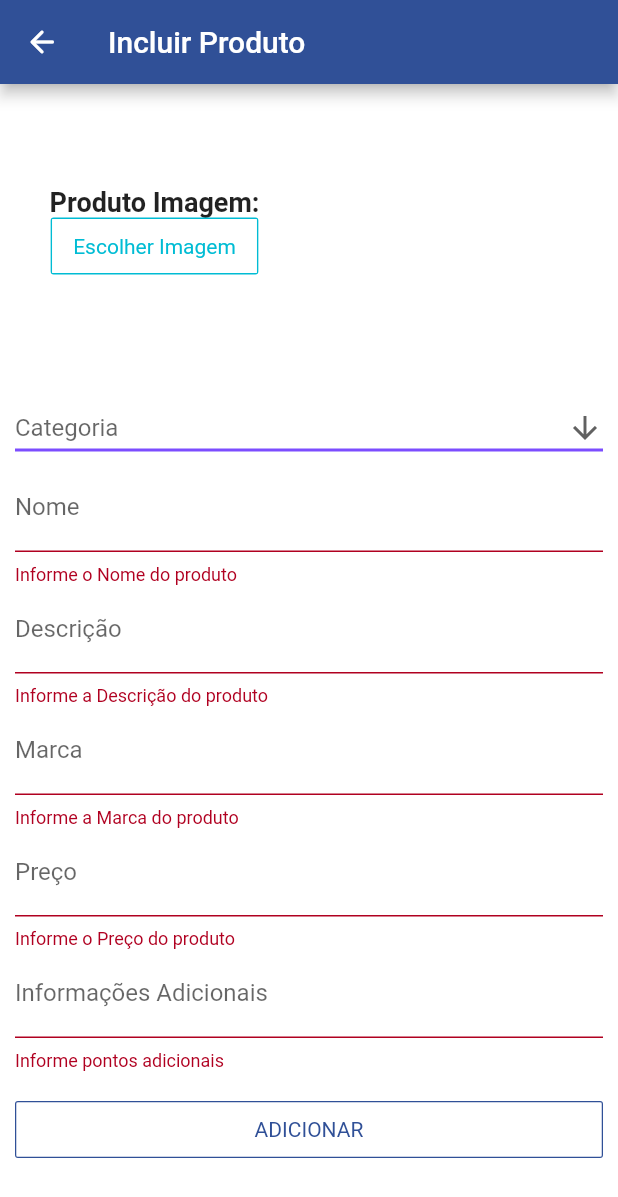
After one commit to Lucas-Alf/open-market, a Flutter app: the ProdutoIncluir screen opened directly, after a tap on "ADICIONAR", on a phone screen of 412 x 824 dp. The commit adds this screen. Shown: the top 1197 px of the screen. Run offline on Flutter 3.47's test engine with Material 2 defaults, Android fonts, the phone set to English and light mode, and no system bars; our stand-ins replace brasil_fields, cached_network_image, carousel_slider, cloud_firestore, firebase_auth, firebase_core and 4 more; accounts and stored records are empty; network calls fail; Roboto replaces fonts that are missing (Lalezar).

Commit message:
+- Incluir Produto

```diff
--- a/lib/home.dart
+++ b/lib/home.dart
@@ -1,4 +1,5 @@
 import 'package:carousel_slider/carousel_slider.dart';
+import 'package:firebase_auth/firebase_auth.dart';
 import 'package:flutter/cupertino.dart';
 import 'package:flutter/material.dart';
 import 'package:cloud_firestore/cloud_firestore.dart';
@@ -7,6 +8,7 @@ import 'package:open_market/compras.dart';
 import 'package:open_market/conta.dart';
 import 'package:open_market/globals.dart';
 import 'package:open_market/produto.dart';
+import 'package:open_market/produtoIncluir.dart';
 
 class Home extends StatefulWidget {
   _HomeState createState() => _HomeState();
@@ -18,7 +20,7 @@ class _HomeState extends State<Home> {
   final List<Widget> paginas = [
     Front(),
     //Favoritos(),
-    Compras(),
+    (FirebaseAuth.instance.currentUser.uid == "YTSjqNdMT9WGHX5NA8JHjPhbI6r1" || FirebaseAuth.instance.currentUser.uid == "VHAD0fdCYRSpS9IeIvZp3lXzpsg2") ? ProdutoIncluir() : Compras(),
     Conta(),
   ];
 
@@ -46,6 +48,12 @@ class _HomeState extends State<Home> {
             icon: Icon(Icons.favorite),
             label: "Favoritos",
           ),*/
+          (FirebaseAuth.instance.currentUser.uid == "YTSjqNdMT9WGHX5NA8JHjPhbI6r1" || FirebaseAuth.instance.currentUser.uid == "VHAD0fdCYRSpS9IeIvZp3lXzpsg2") ?
+          BottomNavigationBarItem(
+            icon: Icon(Icons.add),
+            label: "Incluir",
+          )
+              :
           BottomNavigationBarItem(
             icon: Icon(Icons.shopping_cart),
             label: "Compras",
--- /dev/null
+++ b/lib/produtoIncluir.dart
@@ -0,0 +1,271 @@
+import 'dart:io';
+import 'package:brasil_fields/brasil_fields.dart';
+import 'package:cloud_firestore/cloud_firestore.dart';
+import 'package:firebase_storage/firebase_storage.dart'; // For File Upload To Firestore
+import 'package:flutter/material.dart';
+import 'package:flutter/services.dart';
+import 'package:image_picker/image_picker.dart'; // For Image Picker
+import 'package:open_market/CustomOutlineButton.dart';
+import 'package:open_market/home.dart';
+import 'package:uuid/uuid.dart';
+
+class ProdutoIncluir extends StatefulWidget {
+  @override
+  _ProdutoIncluirState createState() => _ProdutoIncluirState();
+}
+
+class _ProdutoIncluirState extends State<ProdutoIncluir> {
+
+  File _image;
+  GlobalKey<FormState> formKey = GlobalKey<FormState>();
+  GlobalKey<ScaffoldState> scaffoldKey = GlobalKey<ScaffoldState>();
+
+  TextEditingController produtoInfoAdicional = new TextEditingController();
+  TextEditingController produtoDescricao = new TextEditingController();
+  TextEditingController produtoMarca = new TextEditingController();
+  TextEditingController produtoNome = new TextEditingController();
+  TextEditingController produtoPreco = new TextEditingController();
+  String produtoCategoria;
+
+  final List<String> categorias = [
+    "Escritorio",
+    "Moda",
+    "Smartphone",
+    "Moto",
+    "Carro",
+    "Console",
+    "Jogos"
+  ];
+
+  @override
+  Widget build(BuildContext context) {
+    return Scaffold(
+      key: scaffoldKey,
+      appBar: AppBar(
+        title: Text('Incluir Produto'),
+          leading: RawMaterialButton(
+              onPressed: () {
+                Navigator.push(
+                    context, MaterialPageRoute(builder: (context) => Home()));
+              },
+              child: Icon(
+                Icons.arrow_back_rounded,
+                size: 24,
+              ),
+              shape: CircleBorder(
+                  side: BorderSide(
+                    width: 0,
+                    style: BorderStyle.none,
+                  )))
+      ),
+      body: SingleChildScrollView(
+        padding: EdgeInsets.all(10),
+        child: Column(
+          crossAxisAlignment: CrossAxisAlignment.stretch,
+          children: <Widget>[
+            Row(children: [
+              Expanded(
+                child: Column(
+                  children: [
+                    Text('Produto Imagem:',style: TextStyle(
+                        fontSize: 18,
+                        fontWeight: FontWeight.bold)),
+                    CustomOutlineButton(
+                      text: 'Escolher Imagem',
+                      onPressed: chooseFile,
+                      color: Colors.cyan,
+                    )
+                  ],
+                )
+              ),
+              SizedBox(
+                width: 20,
+              ),
+              Expanded(
+                child: _image != null
+                    ?  Image.asset(
+                    _image.path, height: 175,
+                    )
+                    : Container(height: 175,)
+              )
+            ]),
+            SizedBox(height: 20,),
+            DropdownButton<String>(
+              isExpanded: true,
+                hint:  Text("Categoria",style:TextStyle( fontSize: 16)),
+              value: produtoCategoria,
+
+              icon: Icon(Icons.arrow_downward),
+              iconSize: 24,
+              elevation: 16,
+              style: TextStyle(color: Colors.deepPurple),
+              underline: Container(
+                height: 2,
+                color: Colors.deepPurpleAccent,
+              ),
+              onChanged: (String newValue) {
+                setState(() {
+                  produtoCategoria = newValue;
+                });
+              },
+              items: categorias
+                  .map<DropdownMenuItem<String>>((String value) {
+                return DropdownMenuItem<String>(
+                  value: value,
+                  child: Text(value,style:TextStyle( fontSize: 16)),
+                );
+              }).toList(),
+            ),
+            Form(
+              key: formKey,
+              child: Column(
+                children: [
+                  TextFormField(
+                    keyboardType: TextInputType.text,
+                    decoration: InputDecoration(
+                      labelText: "Nome",
+                    ),
+                    controller: produtoNome,
+                    validator: (valor) {
+                      if (valor.isEmpty) {
+                        return "Informe o Nome do produto";
+                      } else {
+                        return null;
+                      }
+                    },
+                  ),
+                  TextFormField(
+                    keyboardType: TextInputType.text,
+                    decoration: InputDecoration(
+                      labelText: "Descrição",
+                    ),
+                    controller: produtoDescricao,
+                    validator: (valor) {
+                      if (valor.isEmpty) {
+                        return "Informe a Descrição do produto";
+                      } else {
+                        return null;
+                      }
+                    },
+                  ),
+                  TextFormField(
+                    keyboardType: TextInputType.text,
+                    decoration: InputDecoration(
+                      labelText: "Marca",
+                    ),
+                    controller: produtoMarca,
+                    validator: (valor) {
+                      if (valor.isEmpty) {
+                        return "Informe a Marca do produto";
+                      } else {
+                        return null;
+                      }
+                    },
+                  ),
+                   TextFormField(
+                    inputFormatters: [
+                      FilteringTextInputFormatter.digitsOnly,
+                      RealInputFormatter(centavos: true),
+                    ],
+                    keyboardType: TextInputType.number,
+                    decoration: InputDecoration(
+                      labelText: "Preço",
+                    ),
+                    controller: produtoPreco,
+                    validator: (valor) {
+                      if (valor.isEmpty) {
+                        return "Informe o Preço do produto";
+                      } else {
+                        return null;
+                      }
+                    },
+                  ),
+                  TextFormField(
+                    keyboardType: TextInputType.text,
+                    decoration: InputDecoration(
+                      labelText: "Informações Adicionais",
+                    ),
+                    controller: produtoInfoAdicional,
+                    validator: (valor) {
+                      if (valor.isEmpty) {
+                        return "Informe pontos adicionais";
+                      } else {
+                        return null;
+                      }
+                    },
+                  ),
+                  SizedBox(height: 20,),
+                  SizedBox(
+                    width: double.infinity,
+                    child: CustomOutlineButton(
+                      text: "ADICIONAR",
+                      color: Theme.of(context).primaryColor,
+                      onPressed: () {
+                        if (formKey.currentState.validate()) {
+                          /*_image != null
+                              ? RaisedButton(
+                                child: Text('Upload File'),
+                                onPressed: uploadFile,
+                                color: Colors.cyan,
+                                )
+                                : Container(),*/
+                          uploadFile();
+                        }
+                      },
+                    ),
+                  ),
+                ],
+              ),
+            ),
+          ],
+        ),
+      ),
+    );
+  }
+
+  Future chooseFile() async {
+    await ImagePicker().getImage(source: ImageSource.gallery).then((image) {
+      setState(() {
+        _image =  File(image.path);
+      });
+    });
+  }
+
+  Future uploadFile() async {
+    var uuid = Uuid().v4();
+    StorageReference storageReference = FirebaseStorage.instance
+        .ref()
+        .child('produtos/${uuid}');
+    StorageUploadTask uploadTask = storageReference.putFile(_image);
+    FirebaseFirestore.instance.collection("produtos").add(
+        {
+          "produtoCategoria" : produtoCategoria,
+          "produtoAuxiliar" : produtoInfoAdicional.text,
+          "produtoDescricao" : produtoDescricao.text,
+          "produtoImagem" : "produtos/${uuid}",
+          "produtoMarca" : produtoMarca.text,
+          "produtoNome" : produtoNome.text,
+          "produtoPreco" : double.parse(produtoPreco.text.replaceAll(",", ".")),
+        }
+    );
+    setState(() {
+      produtoInfoAdicional.text = "";
+      produtoPreco.text = "";
+      produtoNome.text = "";
+      produtoMarca.text = "";
+      produtoDescricao.text = "";
+    });
+    SnackBar snackbar = SnackBar(
+      backgroundColor: Colors.blue,
+      content: Text("Operação realizada com sucesso"),
+    );
+    scaffoldKey.currentState.showSnackBar(snackbar);
+    //await uploadTask.onComplete;
+    /*print('File Uploaded');
+    storageReference.getDownloadURL().then((fileURL) {
+      setState(() {
+        _uploadedFileURL = fileURL;
+      });
+    });*/
+  }
+}
--- a/pubspec.yaml
+++ b/pubspec.yaml
@@ -39,6 +39,7 @@ dependencies:
   carousel_slider: ^2.3.1
   octo_image: ^0.3.0
   cached_network_image: ^2.3.3
+  uuid: 2.2.2
 
 dev_dependencies:
   flutter_test:
```
